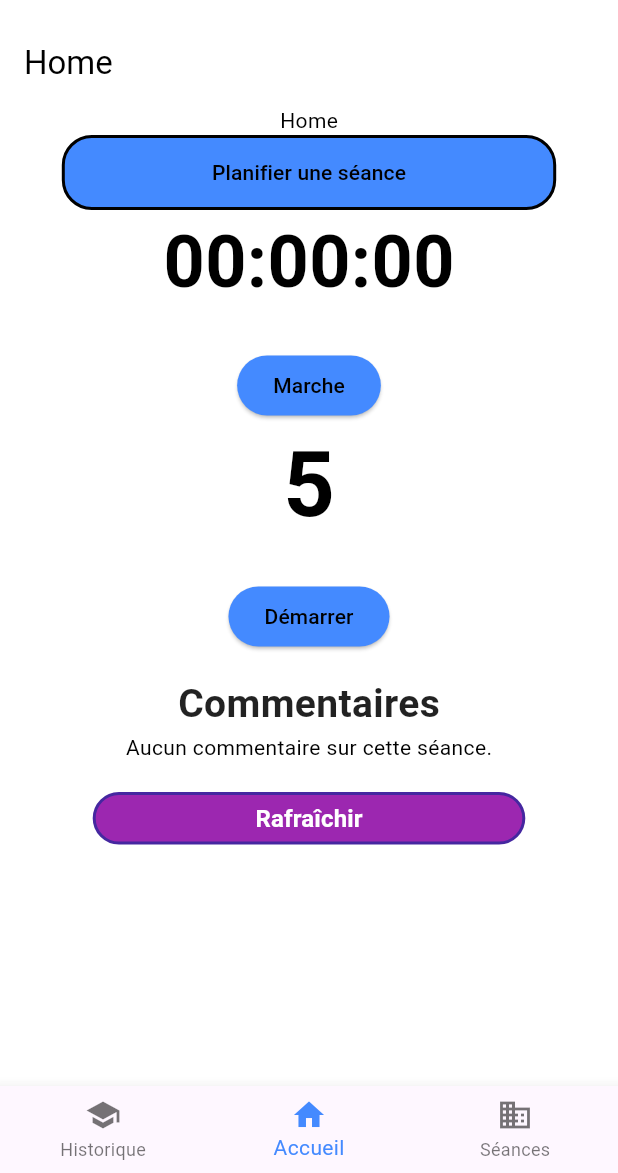
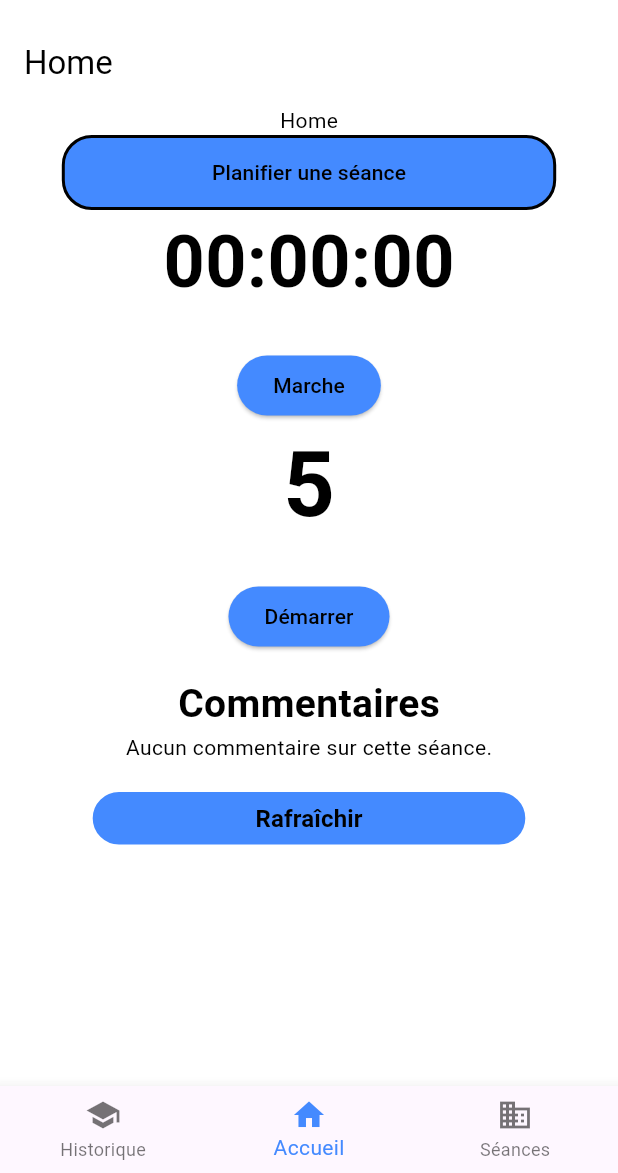
Before and after one commit to Xalovald/sport60, a Flutter app: the screen it shows once a user with an empty profile is signed in, on a phone screen of 412 x 824 dp, the part 63-1236 px from its top. Run offline on Flutter 3.47's test engine with Material 3 defaults, Android fonts, the phone set to English and light mode, and no system bars; our stand-ins replace audioplayers, firebase_auth, firebase_core, flutter_local_notifications, google_sign_in, permission_handler and 3 more; missing offline and left inert: flutter_sound; accounts and stored records are empty.

Commit message:
fixes for new update
modification pour appliquer le theme aux nouveaux endroits
suppression commentaires

```diff
--- a/lib/views/planning/planning_list.dart
+++ b/lib/views/planning/planning_list.dart
@@ -46,7 +46,7 @@ class _PlanningListState extends State<PlanningList> {
 
     return Scaffold(
       body: _plannings.isEmpty
-          ? const Center(child: Text("Aucun planning disponible.", style: TextStyle(fontSize: 18, color: Colors.grey)))
+          ? Center(child: Text("Aucun planning disponible.", style: TextStyle(fontSize: 18, color: themeNotifier.currentTheme.textTheme.bodyMedium?.color)))
           : ListView.builder(
               itemCount: _plannings.length,
               itemBuilder: (context, index) {
@@ -64,7 +64,7 @@ class _PlanningListState extends State<PlanningList> {
                         _isDatePassed(planning.date)
                           ? Icons.warning_amber_rounded
                           : Icons.event,
-                        color: Colors.purple,
+                        color: themeNotifier.customButtonColor,
                         size: 40,
                       ),
                       title: Text(
--- a/lib/widgets/commentaryGet.dart
+++ b/lib/widgets/commentaryGet.dart
@@ -2,6 +2,8 @@ import 'package:flutter/material.dart';
 import 'package:sport60/domain/comment_domain.dart';
 import 'package:sport60/services/comment_service.dart';
 import 'package:sport60/widgets/button.dart';
+import 'package:provider/provider.dart';
+import 'package:sport60/widgets/theme.dart';
 
 class CommentListWidget extends StatefulWidget {
   final int sessionId;
@@ -49,16 +51,17 @@ class _CommentListWidgetState extends State<CommentListWidget> {
 
   @override
   Widget build(BuildContext context) {
+    final themeNotifier = Provider.of<ThemeNotifier>(context);
     return Padding(
       padding: const EdgeInsets.all(16.0),
       child: Column(
         children: [
-          const Text(
+          Text(
             "Commentaires",
             style: TextStyle(
               fontSize: 26,
               fontWeight: FontWeight.bold,
-              color: Colors.black87,
+              color: themeNotifier.currentTheme.textTheme.bodyMedium?.color,
             ),
           ),
 
@@ -81,14 +84,14 @@ class _CommentListWidgetState extends State<CommentListWidget> {
                   child: ListTile(
                     leading: Icon(
                       Icons.comment,
-                      color: Colors.purple.shade700,
+                      color: themeNotifier.currentTheme.iconTheme.color,
                     ),
                     title: Text(
                       comment.comment,
-                      style: const TextStyle(
+                      style: TextStyle(
                         fontSize: 16,
                         fontWeight: FontWeight.bold,
-                        color: Colors.black87,
+                        color: themeNotifier.currentTheme.textTheme.bodyMedium?.color,
                       ),
                     ),
                   ),
@@ -109,13 +112,13 @@ class _CommentListWidgetState extends State<CommentListWidget> {
             decoration: BoxDecoration(
               shape: BoxShape.rectangle,
               borderRadius: BorderRadius.circular(20),
-              color: Colors.purple,
-              border: Border.all(color: Colors.deepPurple.shade800, width: 2),
+              color: themeNotifier.currentTheme.colorScheme.secondary,
+              border: Border.all(color: themeNotifier.customButtonColor, width: 2),
             ),
-            child: const Text(
+            child: Text(
               "Rafraîchir",
               style: TextStyle(
-                color: Colors.white,
+                color: themeNotifier.currentTheme.textTheme.bodyMedium?.color,
                 fontWeight: FontWeight.bold,
                 fontSize: 16,
               ),
```
Also changed, not shown: lib/widgets/commentary.dart (+15 -10 lines), lib/widgets/stopwatch.dart (+0 -47 lines).
